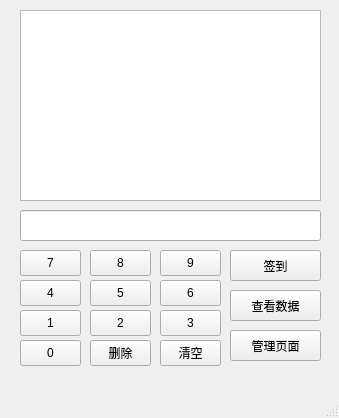
Qt form mainwindow.ui (Hanatomizu/yet-another-sign-up) before a commit.
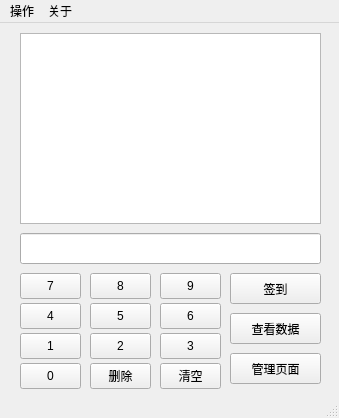
The same form after that commit.

Commit message: feature: add menu bar

Patch:
```diff
--- a/mainwindow.ui
+++ b/mainwindow.ui
@@ -239,9 +239,26 @@
      <x>0</x>
      <y>0</y>
      <width>339</width>
-     <height>23</height>
+     <height>24</height>
     </rect>
    </property>
+   <widget class="QMenu" name="menu_operations">
+    <property name="title">
+     <string>操作</string>
+    </property>
+    <addaction name="action_chkdata"/>
+    <addaction name="action_adminpanel"/>
+    <addaction name="action_quit"/>
+   </widget>
+   <widget class="QMenu" name="menu_about">
+    <property name="title">
+     <string>关于</string>
+    </property>
+    <addaction name="action_Qt"/>
+    <addaction name="action_about"/>
+   </widget>
+   <addaction name="menu_operations"/>
+   <addaction name="menu_about"/>
   </widget>
   <widget class="QStatusBar" name="statusbar"/>
  </widget>
```
Left out of the diff: 25 changed lines with no effect on the pictures. The commit also changes 3 other files.
